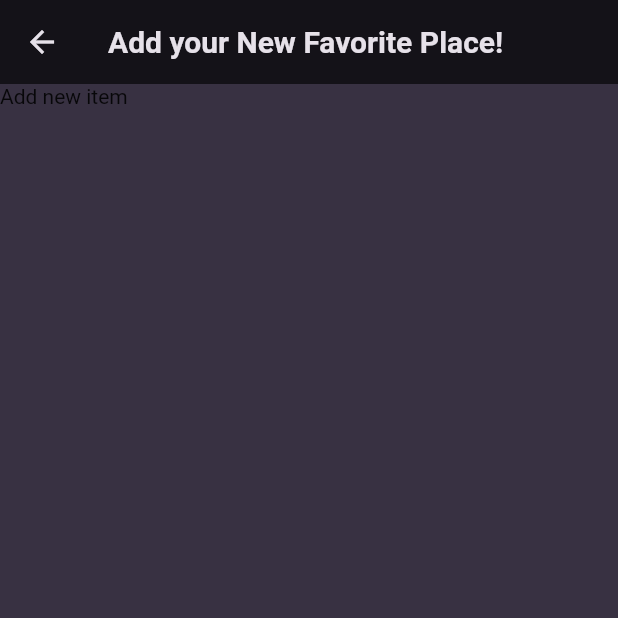
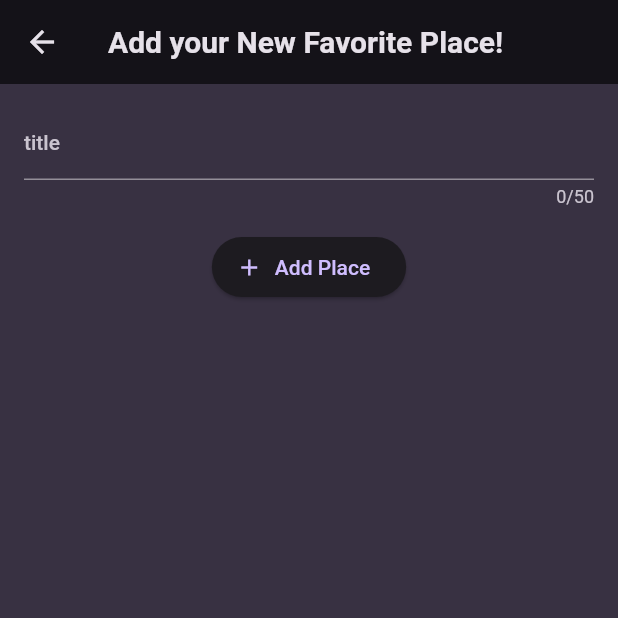
Before and after one commit to DelgaMatt/Favorite-Places, a Flutter app: the screen it shows after launch, after a tap on the "add" icon, on a phone screen of 412 x 824 dp, the top half of it. Run offline on Flutter 3.47's test engine with Material 2 defaults, Android fonts, the phone set to English and light mode, and no system bars; our stand-ins replace google_fonts.

Commit message:
added widgets folder. Installed riverpod

```diff
--- a/lib/main.dart
+++ b/lib/main.dart
@@ -2,7 +2,7 @@ import 'package:flutter/material.dart';
 import 'package:google_fonts/google_fonts.dart';
 import 'package:places/screens/add_places_screen.dart';
 
-import 'package:places/screens/places.dart';
+import 'package:places/screens/places_screen.dart';
 
 final colorScheme = ColorScheme.fromSeed(
   brightness: Brightness.dark,
@@ -41,7 +41,7 @@ class MyApp extends StatelessWidget {
     return MaterialApp(
       title: 'Great Places',
       theme: theme,
-      home: const PlaceScreen(),
+      home: const PlacesScreen(),
     );
   }
 }
--- a/lib/models/place_model.dart
+++ b/lib/models/place_model.dart
@@ -1,13 +1,12 @@
+import 'package:uuid/uuid.dart';
+
+const uuid = Uuid();
+
 class Place {
-  const Place({
-    required this.id,
+  Place({
     required this.title,
-    // required this.date,
-    // required this.location,
-  });
+  }) : id = uuid.v4() ;
 
   final String id;
   final String title;
-  // final DateTime date;
-  // final String location;
 }
--- a/lib/screens/add_places_screen.dart
+++ b/lib/screens/add_places_screen.dart
@@ -1,5 +1,4 @@
 import 'package:flutter/material.dart';
-import 'package:flutter/widgets.dart';
 
 class AddPlaceScreen extends StatefulWidget {
   const AddPlaceScreen({super.key});
@@ -11,13 +10,39 @@ class AddPlaceScreen extends StatefulWidget {
 }
 
 class _AddPlaceScreenState extends State<AddPlaceScreen> {
+  final _titleController = TextEditingController();
+  // if we are using controllers, you set up a dispose method for the controllers so that we can delele items
+  @override
+  void dispose() {
+    _titleController;
+    super.dispose();
+  }
+
   @override
   Widget build(BuildContext context) {
     return Scaffold(
       appBar: AppBar(
         title: const Text('Add your New Favorite Place!'),
       ),
-      body: const Text('Add new item'),
+      body: SingleChildScrollView(
+        padding: const EdgeInsets.all(16),
+        child: Column(
+          children: [
+            TextField(
+              maxLength: 50,
+              decoration: const InputDecoration(label: Text('title')),
+              controller: _titleController,
+              style: TextStyle(color: Theme.of(context).colorScheme.onBackground),
+            ),
+            const SizedBox(height: 16),
+            ElevatedButton.icon(
+                onPressed: () {
+                },
+                icon: const Icon(Icons.add),
+                label: const Text('Add Place'))
+          ],
+        ),
+      ),
     );
   }
 }
--- a/lib/screens/places.dart
+++ b/lib/screens/places_screen.dart
@@ -1,18 +1,17 @@
 import 'package:flutter/material.dart';
 import 'package:places/screens/add_places_screen.dart';
+import 'package:places/widgets/places_list.dart';
 
-class PlaceScreen extends StatefulWidget {
-  const PlaceScreen({super.key});
+class PlacesScreen extends StatefulWidget {
+  const PlacesScreen({super.key});
 
   @override
-  State<PlaceScreen> createState() {
-    return _AddPlaceScreenState();
+  State<PlacesScreen> createState() {
+    return _AddPlacesScreenState();
   }
 }
 
-
-
-class _AddPlaceScreenState extends State<PlaceScreen> {
+class _AddPlacesScreenState extends State<PlacesScreen> {
 
   void _addItemScreen() {
     Navigator.push(context,
@@ -23,10 +22,11 @@ class _AddPlaceScreenState extends State<PlaceScreen> {
   @override
   Widget build(BuildContext context) {
     return Scaffold(
-      appBar: AppBar(title: const Text('Your Places'), actions: [
+      appBar: AppBar(title: const Text('Your Places'),
+      actions: [
         IconButton(onPressed: _addItemScreen, icon: const Icon(Icons.add))
       ]),
-      body: const Text('favorite places'),
-    );
+      body: const PlacesList(places: [])
+      );
   }
 }
--- /dev/null
+++ b/lib/widgets/places_list.dart
@@ -0,0 +1,32 @@
+import 'package:flutter/material.dart';
+import 'package:places/models/place_model.dart';
+
+class PlacesList extends StatelessWidget {
+  const PlacesList({super.key, required this.places});
+
+  final List<Place> places;
+
+  @override
+  Widget build(BuildContext context) {
+    if (places.isEmpty) {
+      return Center(
+        child: Text('No Places Added Yet!',
+        style: Theme.of(context).textTheme.titleLarge!.copyWith(
+                color: Theme.of(context).colorScheme.onBackground,
+              ),),
+      );
+    }
+
+    return ListView.builder(
+      itemCount: places.length,
+      itemBuilder: (ctx, index) => ListTile(
+        title: Text(
+          places[index].title,
+          style: Theme.of(context).textTheme.titleMedium!.copyWith(
+                color: Theme.of(context).colorScheme.onBackground,
+              ),
+        ),
+      ),
+    );
+  }
+}
--- a/pubspec.yaml
+++ b/pubspec.yaml
@@ -36,6 +36,8 @@ dependencies:
   # Use with the CupertinoIcons class for iOS style icons.
   cupertino_icons: ^1.0.2
   google_fonts: ^6.1.0
+  uuid: ^4.2.1
+  riverpod: ^2.4.8
 
 dev_dependencies:
   flutter_test:
```
Also changed, not shown: pubspec.lock.
